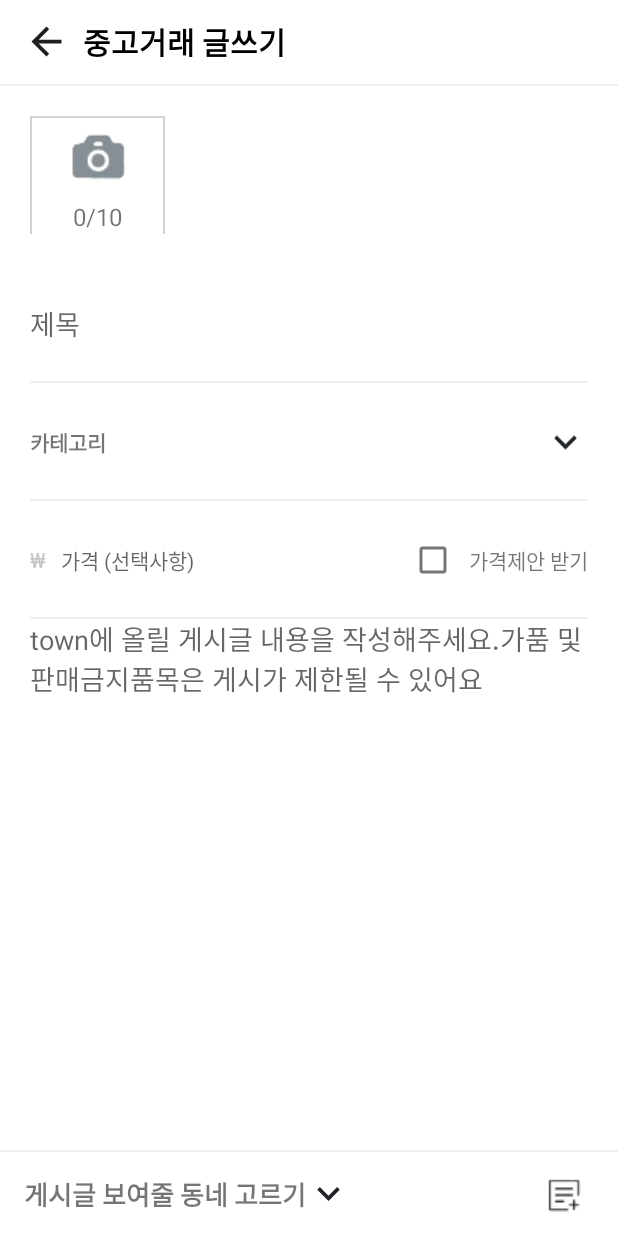
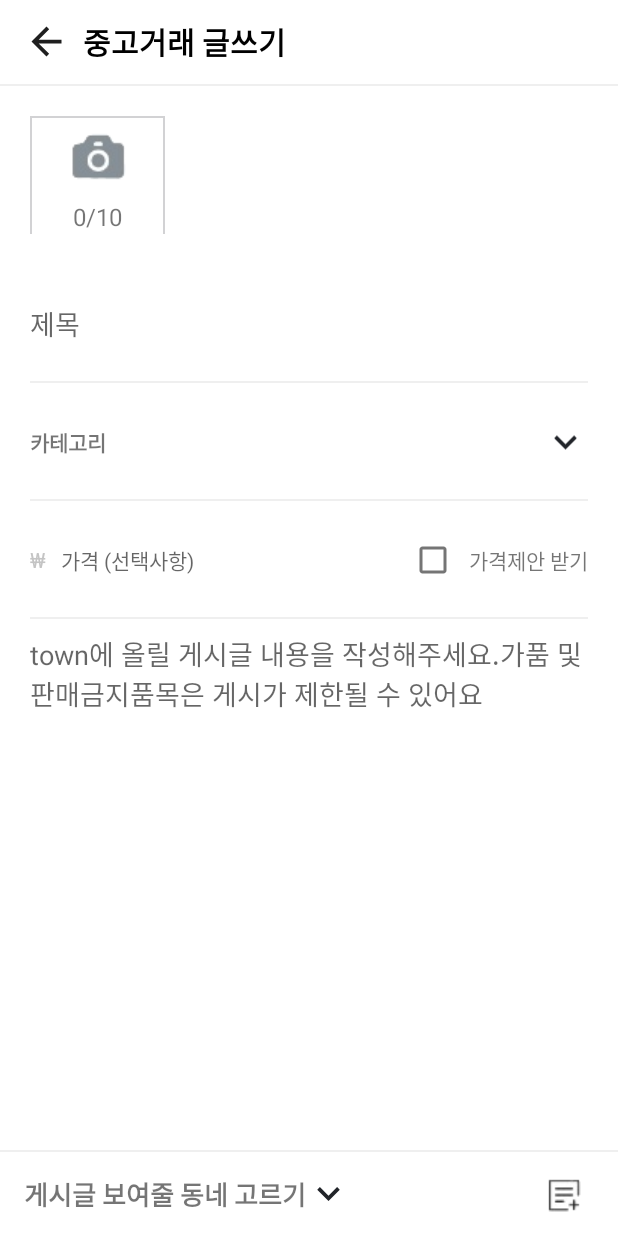
Before and after one commit to skine134/carrot_market, an Android app: the layout used_product_posting_layout.xml on its own in the app's theme, with its tools: preview values and no code run, on a phone screen of 412 x 824 dp. Run offline under Robolectric (Android 15) with nearby library versions, the light colour scheme and no system bars.

Commit message:
중고거래 글쓰기 content padding

```diff
--- a/app/src/main/res/layout/used_product_posting_layout.xml
+++ b/app/src/main/res/layout/used_product_posting_layout.xml
@@ -178,8 +178,9 @@
             android:background="@null"
             android:hint="@string/used_product_posting_hint_content"
             android:inputType="textMultiLine"
+            android:gravity="start|top"
+            android:paddingTop="10dp"
             app:layout_constraintTop_toBottomOf="@id/used_product_posting_price_layout"
-            android:gravity="start|top"
             app:layout_constraintBottom_toBottomOf="parent"
             app:layout_constraintVertical_bias="0.0"
             tools:layout_editor_absoluteX="20dp" />
```
